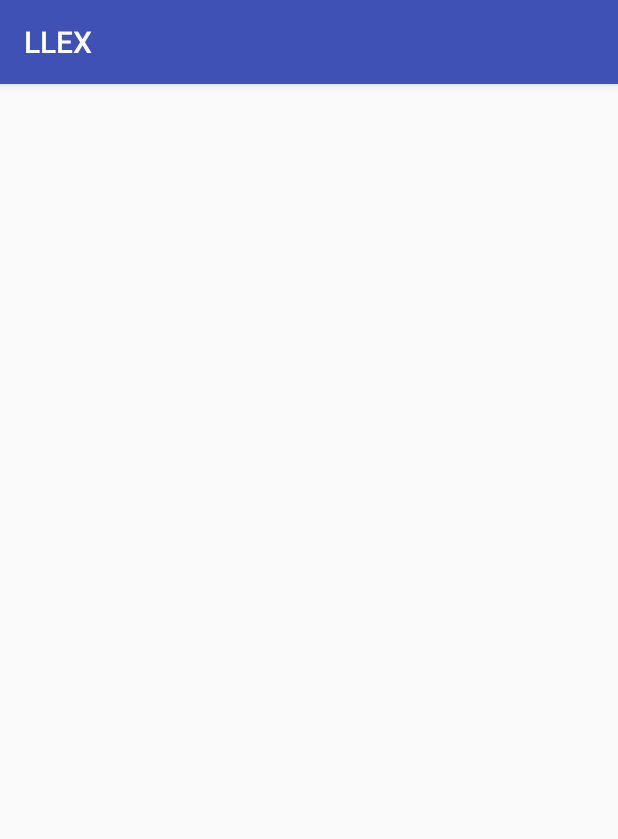
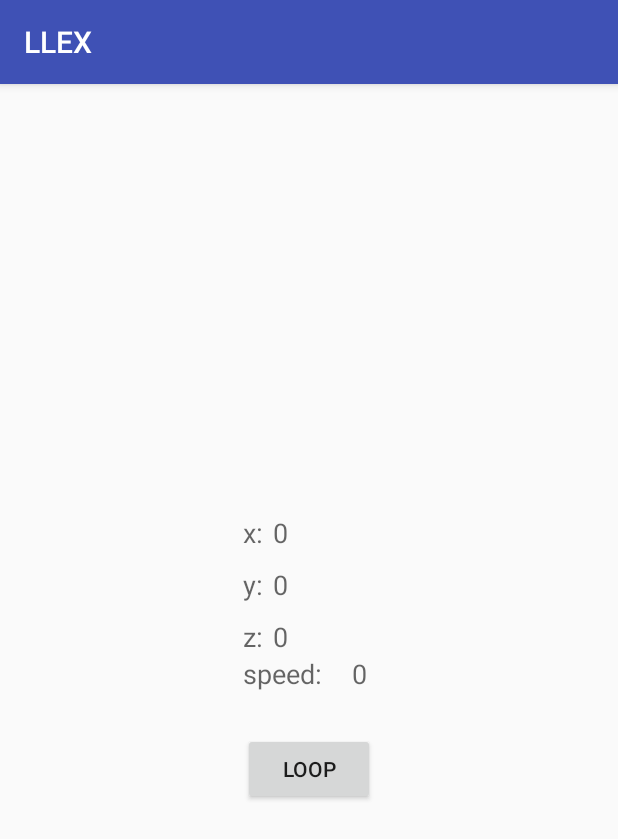
Before and after one commit to Agitou/Accelerometer, an Android app: the screen it shows after launch (MainActivity), on a phone screen of 412 x 824 dp. Shown: the top 839 px of the screen. Run offline under Robolectric (Android 15) with nearby library versions, the phone set to English and light mode, and no system bars.

Commit message:
Init commit

```diff
--- a/app/src/main/java/com/example/agitou/llex/MainActivity.java
+++ b/app/src/main/java/com/example/agitou/llex/MainActivity.java
@@ -5,122 +5,124 @@ import android.hardware.Sensor;
 import android.hardware.SensorEvent;
 import android.hardware.SensorEventListener;
 import android.hardware.SensorManager;
+import android.media.AudioManager;
 import android.media.MediaPlayer;
-import android.preference.SwitchPreference;
+import android.media.SoundPool;
+import android.os.Bundle;
 import android.support.v7.app.AppCompatActivity;
-import android.os.Bundle;
+import android.util.Log;
 import android.view.View;
 import android.widget.Button;
-import android.widget.CheckBox;
-import android.widget.CompoundButton;
-import android.widget.ImageView;
-import android.widget.Switch;
 import android.widget.TextView;
 
-public class MainActivity extends AppCompatActivity implements SensorEventListener {
+public class MainActivity extends AppCompatActivity implements SensorEventListener{
 
-    /*private Switch switch1;
-    private TextView txt1, txt2;
-    private CheckBox box;
-    private ImageView img;
-    */
-
-    //sensor declarations
+    public TextView x, y, z, xdata, ydata, zdata, sped;
+    private SensorManager sensorManager;
+    private Sensor sensor;
     private long lastUpdate = 0;
     private float last_x, last_y, last_z;
-    private static final int SHAKE_THRESHOLD = 600;
-    private SensorManager senSensorManager;
-    private Sensor senAccelerometer;
-    private MediaPlayer mp;
-    private boolean isPlaying = false;
-    private Button btn;
+    private MediaPlayer mp, mp2;
+    private SoundPool sp;
+    private Button btn1;
+    boolean isPlaying = false, flag = false;
+    private int SPEED_THRESHOLD = 300, constSpeed = 100, soundId;
+    private double bpm, bpmmin = 0, bpmmax = 10;
+
+
+    private float s1 = 0, s2 = 0, s3 = 0, s4 = 0, s5 = 0, s6 = 0;
+    private float c1 = 0.05237f, c2 = 0.06725f, c3 = 0.06725f, c4 = 0.05237f;
+
+
 
     @Override
     protected void onCreate(Bundle savedInstanceState) {
         super.onCreate(savedInstanceState);
         setContentView(R.layout.activity_main);
-
-        //useless stuffs
-        /*txt1 = (TextView) findViewById(R.id.textView4);
-        txt2 = (TextView) findViewById(R.id.textView5);
-        switch1 = (Switch) findViewById(R.id.switch1);
-        box = (CheckBox) findViewById(R.id.checkBox);
-        img = (ImageView) findViewById(R.id.imageView2);*/
+        sp = new SoundPool(5, AudioManager.STREAM_MUSIC, 0);
+        soundId = sp.load(this, R.raw.clap, 1);
 
 
-        //sensors and stuff
-        senSensorManager = (SensorManager) getSystemService(Context.SENSOR_SERVICE);
-        senAccelerometer = senSensorManager.getDefaultSensor(Sensor.TYPE_ACCELEROMETER);
-        senSensorManager.registerListener(this, senAccelerometer , SensorManager.SENSOR_DELAY_NORMAL);
+        x = (TextView) findViewById(R.id.x);
+        y = (TextView) findViewById(R.id.y);
+        z = (TextView) findViewById(R.id.z);
 
-        /*switch1.setOnCheckedChangeListener(new CompoundButton.OnCheckedChangeListener(){
-            public void onCheckedChanged(CompoundButton buttonView, boolean isChecked){
-                if(!isChecked){
-                    txt1.setVisibility(View.INVISIBLE);
-                    img.setVisibility(View.INVISIBLE);
+        xdata = (TextView) findViewById(R.id.xdata);
+        ydata = (TextView) findViewById(R.id.ydata);
+        zdata = (TextView) findViewById(R.id.zdata);
+        sped = (TextView) findViewById(R.id.sped);
+
+        btn1 = (Button) findViewById(R.id.btn1);
+        btn1.setOnClickListener(new View.OnClickListener() {
+
+            public void onClick(View v) {
+                // TODO Auto-generated method stub
+                mp.seekTo(50000);
+                /*if(isPlaying){
+                    mp2.pause();
+                    mp2.setLooping(false);
                 }
-                else{
-                    txt1.setVisibility(View.VISIBLE);
-                    img.setVisibility(View.VISIBLE);
+                else {
+                    mp2.start();
+                    mp2.setLooping(true);
                 }
+                isPlaying = !isPlaying;
+                */
             }
         });
 
-        box.setOnCheckedChangeListener(new CompoundButton.OnCheckedChangeListener(){
-            public void onCheckedChanged(CompoundButton buttonView, boolean isChecked){
-                if(!isChecked){
-                    txt2.setVisibility(View.INVISIBLE);
-                }
-                else{
-                    txt2.setVisibility(View.VISIBLE);
-                }
-            }
-        });
-        */
 
+        sensorManager = (SensorManager) getSystemService(Context.SENSOR_SERVICE);
+        sensor = sensorManager.getDefaultSensor(Sensor.TYPE_ACCELEROMETER);
+        sensorManager.registerListener(this, sensor, SensorManager.SENSOR_DELAY_NORMAL);
     }
 
-    //sensor methods
-    @Override
-    public void onSensorChanged(SensorEvent sensorEvent) {
-        Sensor mySensor = sensorEvent.sensor;
-        mp = MediaPlayer.create(this, R.raw.clap);
-        /*btn = (Button)findViewById(R.id.button3);
+    public void onSensorChanged(SensorEvent sensor){
+        Sensor mySensor = sensor.sensor;
 
-        btn.setOnClickListener(new View.OnClickListener(){
-            @Override
-            public void onClick(View v) {
-                if(isPlaying){
-                    mp.pause();
-                }
-            }
-        });
-        */
 
-        if (mySensor.getType() == Sensor.TYPE_ACCELEROMETER) {
-            float x = sensorEvent.values[0];
-            float y = sensorEvent.values[1];
-            float z = sensorEvent.values[2];
-
-            float avg = (x + y + x) / 3;
-
+        if(mySensor.getType() == Sensor.TYPE_ACCELEROMETER){
+            float xn = sensor.values[0];
+            float yn = sensor.values[1];
+            float zn = sensor.values[2];
             long curTime = System.currentTimeMillis();
 
             //if ((curTime - lastUpdate) > 10)
-            if (avg > 1) {
+            if ((curTime - lastUpdate) > 100) {
                 long diffTime = (curTime - lastUpdate);
                 lastUpdate = curTime;
+                mp = MediaPlayer.create(this, R.raw.clap);
 
-                float speed = Math.abs(x + y + z - last_x - last_y - last_z)/ diffTime * 10000;
+                xdata.setText(String.format("%d", Math.round(xn)));
+                ydata.setText(String.format("%d", Math.round(yn)));
+                zdata.setText(String.format("%d", Math.round(zn)));
 
-                if (speed > SHAKE_THRESHOLD) {
-                    mp.start();
+                float s1 = Math.abs(xn + yn + zn - last_x - last_y - last_z)/ diffTime * 10000;
+
+                float speed = s1 * c1 + s2 * c2 + s3 * c3 + s4 * c4;
+
+                sped.setText(String.format("%d", Math.round(speed)));
+                Log.i("Speed:", String.format("%.2f", speed));
+                //Log.i("Time:", )
+
+                if (s1 > SPEED_THRESHOLD) {
+                    sp.play(soundId, 1, 1, 1, 0, 1);
                 }
 
-                last_x = x;
-                last_y = y;
-                last_z = z;
+
+                last_x = xn;
+                last_y = yn;
+                last_z = zn;
+                s4 = s3;
+                s3 = s2;
+                s2 = s1;
             }
+            /*
+            xdata.setText(String.format("%.2f", xn));
+            ydata.setText(String.format("%.2f", yn));
+            zdata.setText(String.format("%.2f", zn));
+            */
+
         }
     }
 
@@ -131,12 +133,11 @@ public class MainActivity extends AppCompatActivity implements SensorEventListen
 
     protected void onPause() {
         super.onPause();
-        senSensorManager.unregisterListener(this);
+        sensorManager.unregisterListener(this);
     }
 
     protected void onResume() {
         super.onResume();
-        senSensorManager.registerListener(this, senAccelerometer, SensorManager.SENSOR_DELAY_NORMAL);
+        sensorManager.registerListener(this, sensor, SensorManager.SENSOR_DELAY_FASTEST);
     }
-
 }
--- a/app/src/main/res/layout/activity_main.xml
+++ b/app/src/main/res/layout/activity_main.xml
@@ -7,67 +7,93 @@
     android:paddingLeft="@dimen/activity_horizontal_margin"
     android:paddingRight="@dimen/activity_horizontal_margin"
     android:paddingTop="@dimen/activity_vertical_margin"
-    tools:context="com.example.agitou.llex.MainActivity">
+    tools:context="com.example.agitou.llex.MainActivity"
+    android:gravity="center">
 
-    <!--
     <TextView
         android:layout_width="wrap_content"
         android:layout_height="wrap_content"
-        android:textAppearance="?android:attr/textAppearanceLarge"
-        android:text="EEEEZZZ"
-        android:id="@+id/textView4"
-        android:layout_alignBottom="@+id/switch1"
-        android:layout_centerHorizontal="true"
-        android:visibility="invisible" />
-
-    <Switch
-        android:layout_width="wrap_content"
-        android:layout_height="wrap_content"
-        android:text="MAGIC"
-        android:id="@+id/switch1"
-        android:layout_alignParentLeft="true"
-        android:layout_alignParentStart="true"
-        android:layout_marginTop="48dp"
-        android:checked="false" />
-
-    <CheckBox
-        android:layout_width="wrap_content"
-        android:layout_height="wrap_content"
-        android:text="MAGIC BUTTON 2"
-        android:id="@+id/checkBox"
-        android:layout_marginTop="38dp"
-        android:layout_below="@+id/switch1"
-        android:layout_alignParentLeft="true"
+        android:textAppearance="?android:attr/textAppearanceMedium"
+        android:text="x:"
+        android:id="@+id/x"
+        android:layout_alignParentTop="true"
         android:layout_alignParentStart="true" />
 
     <TextView
         android:layout_width="wrap_content"
         android:layout_height="wrap_content"
-        android:textAppearance="?android:attr/textAppearanceLarge"
-        android:text="EZZZZ EAGLE"
-        android:id="@+id/textView5"
-        android:layout_alignTop="@+id/checkBox"
-        android:layout_alignParentRight="true"
-        android:layout_alignParentEnd="true"
-        android:visibility="invisible" />
+        android:textAppearance="?android:attr/textAppearanceMedium"
+        android:text="y:"
+        android:id="@+id/y"
+        android:layout_below="@+id/x"
+        android:layout_alignEnd="@+id/x"
+        android:layout_marginTop="10dp" />
+
+    <TextView
+        android:layout_width="wrap_content"
+        android:layout_height="wrap_content"
+        android:textAppearance="?android:attr/textAppearanceMedium"
+        android:text="z:"
+        android:id="@+id/z"
+        android:layout_marginTop="10dp"
+        android:layout_below="@+id/y"
+        android:layout_alignParentStart="true" />
+
+    <TextView
+        android:layout_width="wrap_content"
+        android:layout_height="wrap_content"
+        android:textAppearance="?android:attr/textAppearanceMedium"
+        android:text="0"
+        android:id="@+id/xdata"
+        android:layout_above="@+id/y"
+        android:layout_alignStart="@+id/x"
+        android:layout_marginStart="20dp" />
+
+    <TextView
+        android:layout_width="wrap_content"
+        android:layout_height="wrap_content"
+        android:textAppearance="?android:attr/textAppearanceMedium"
+        android:text="0"
+        android:id="@+id/ydata"
+        android:layout_alignTop="@+id/y"
+        android:layout_marginStart="20dp"
+        android:layout_alignStart="@+id/y" />
+
+    <TextView
+        android:layout_width="wrap_content"
+        android:layout_height="wrap_content"
+        android:textAppearance="?android:attr/textAppearanceMedium"
+        android:text="0"
+        android:id="@+id/zdata"
+        android:layout_alignTop="@+id/z"
+        android:layout_alignStart="@+id/z"
+        android:layout_marginStart="20dp" />
+
+    <TextView
+        android:layout_width="wrap_content"
+        android:layout_height="wrap_content"
+        android:textAppearance="?android:attr/textAppearanceMedium"
+        android:text="speed:"
+        android:id="@+id/speed"
+        android:layout_alignTop="@+id/sped"
+        android:layout_alignStart="@+id/y" />
+
+    <TextView
+        android:layout_width="wrap_content"
+        android:layout_height="wrap_content"
+        android:textAppearance="?android:attr/textAppearanceMedium"
+        android:text="0"
+        android:id="@+id/sped"
+        android:layout_below="@+id/zdata"
+        android:layout_toEndOf="@+id/speed"
+        android:layout_marginStart="20dp" />
 
     <Button
         android:layout_width="wrap_content"
         android:layout_height="wrap_content"
-        android:text="Stop"
-        android:id="@+id/button3"
-        android:layout_alignBottom="@+id/textView4"
-        android:layout_alignRight="@+id/textView5"
-        android:layout_alignEnd="@+id/textView5" />
+        android:text="Loop"
+        android:id="@+id/btn1"
+        android:layout_below="@+id/speed"
+        android:layout_marginTop="27dp" />/>
 
-    <ImageView
-        android:layout_width="112dp"
-        android:layout_height="121dp"
-        android:id="@+id/imageView2"
-        android:visibility="invisible"
-        android:src="@drawable/dog"
-        android:layout_below="@+id/textView5"
-        android:layout_alignParentLeft="true"
-        android:layout_alignParentStart="true" />
-      -->
 </RelativeLayout>
```
